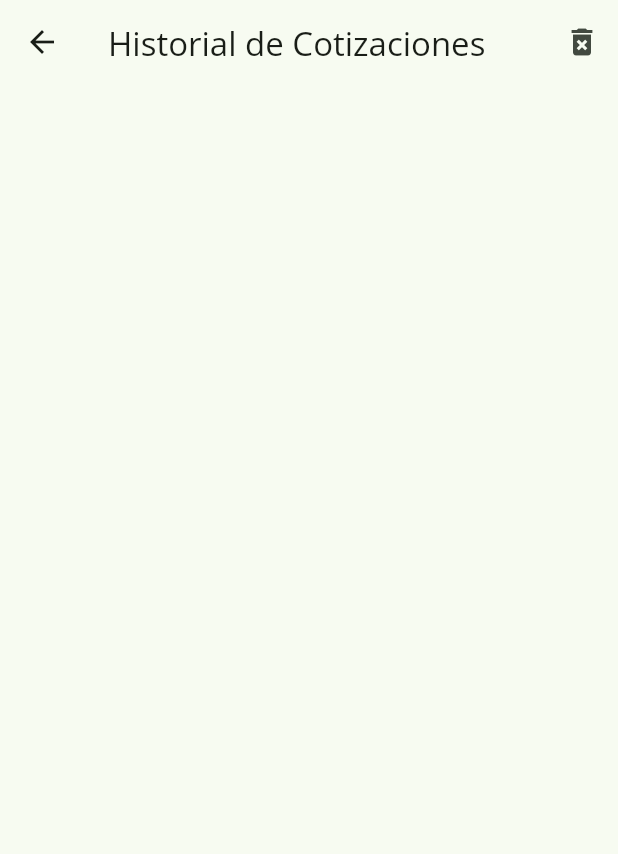
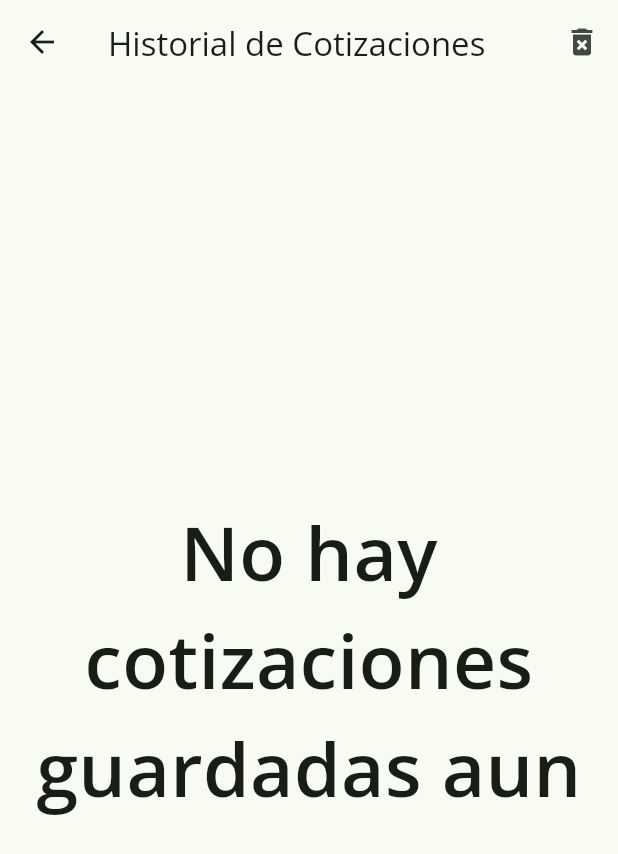
Before and after one commit to Jose20025/cotizador, a Flutter app: the screen it shows after launch, after a tap on "Cotizar a Cliente", after a tap on "Historial de Cotizaciones", on a phone screen of 412 x 824 dp. Shown: the top 854 px of the screen. Run offline on Flutter 3.47's test engine with Material 2 defaults, Android fonts, the phone set to English and light mode, and no system bars; our stand-ins replace shared_preferences.

```diff
--- a/lib/views/historial_page.dart
+++ b/lib/views/historial_page.dart
@@ -37,11 +37,19 @@ class _HistorialPageState extends State<HistorialPage> {
           )
         ],
       ),
-      body: ListView.builder(
-        itemBuilder: (context, index) =>
-            CotizacionCard(cotizacion: widget.cotizaciones[index]),
-        itemCount: widget.cotizaciones.length,
-      ),
+      body: widget.cotizaciones.isNotEmpty
+          ? ListView.builder(
+              itemBuilder: (context, index) =>
+                  CotizacionCard(cotizacion: widget.cotizaciones[index]),
+              itemCount: widget.cotizaciones.length,
+            )
+          : const Center(
+              child: Text(
+                'No hay cotizaciones guardadas aun',
+                textAlign: TextAlign.center,
+                style: TextStyle(fontSize: 50, fontWeight: FontWeight.bold),
+              ),
+            ),
     );
   }
 }
--- a/lib/views/home_page.dart
+++ b/lib/views/home_page.dart
@@ -389,12 +389,14 @@ class _HomePageState extends State<HomePage> {
             cotizarCliente(cotizacion);
           }
         },
-        child: const Text('Cotizar a Cliente',
+        child: Text('Cotizar a Cliente',
             textAlign: TextAlign.center,
             style: TextStyle(
                 fontSize: 18,
                 fontWeight: FontWeight.bold,
-                color: Colors.white)),
+                color: Theme.of(context).brightness == Brightness.dark
+                    ? Colors.white
+                    : Colors.black)),
       ),
     );
   }
```
